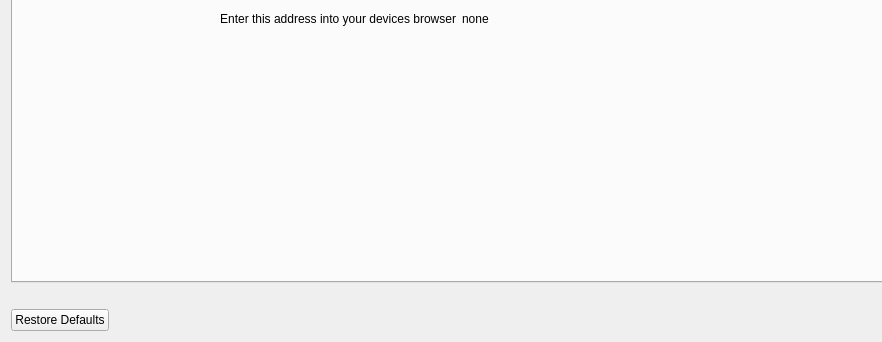
The window that src/settings.ui (jcfain/XTPlayer) describes before a commit, drawn with Qt 5; both pictures show x 0 to 882 and y 343 to 685 of the 1304 by 685 pixel window.
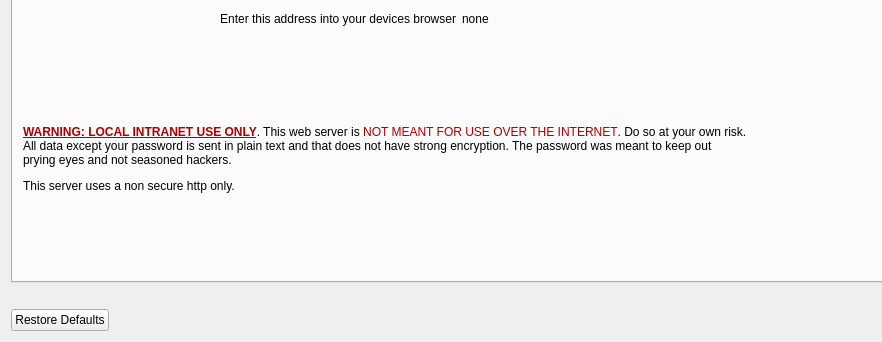
The same window after the commit. The open tabs and pages were chosen to show the change. Icons and pictures are not drawn.

Commit message: Adding warning about web server

Patch:
```diff
--- a/src/settings.ui
+++ b/src/settings.ui
@@ -1292,6 +1292,19 @@
         </item>
        </layout>
       </widget>
+      <widget class="QLabel" name="label_5">
+       <property name="geometry">
+        <rect>
+         <x>10</x>
+         <y>410</y>
+         <width>1261</width>
+         <height>111</height>
+        </rect>
+       </property>
+       <property name="text">
+        <string>&lt;html&gt;&lt;head/&gt;&lt;body&gt;&lt;p&gt;&lt;span style=&quot; font-weight:700; text-decoration: underline; color:#aa0000;&quot;&gt;WARNING: LOCAL INTRANET USE ONLY&lt;/span&gt;. This web server is &lt;span style=&quot; color:#aa0000;&quot;&gt;NOT MEANT FOR USE OVER THE INTERNET&lt;/span&gt;. Do so at your own risk.&lt;br/&gt;All data except your password is sent in plain text and that does not have strong encryption. The password was meant to keep out&lt;br/&gt;prying eyes and not seasoned hackers. &lt;/p&gt;&lt;p&gt;This server uses a non secure http only.&lt;/p&gt;&lt;/body&gt;&lt;/html&gt;</string>
+       </property>
+      </widget>
      </widget>
      <widget class="QWidget" name="systemtab">
       <attribute name="title">
```
